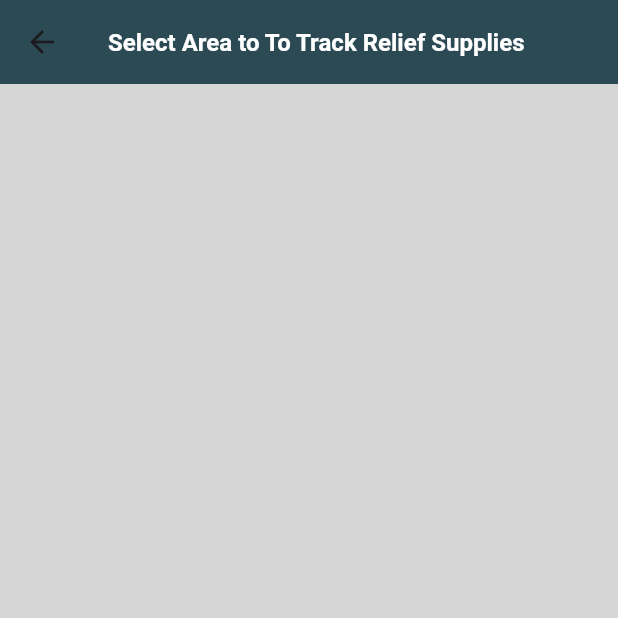
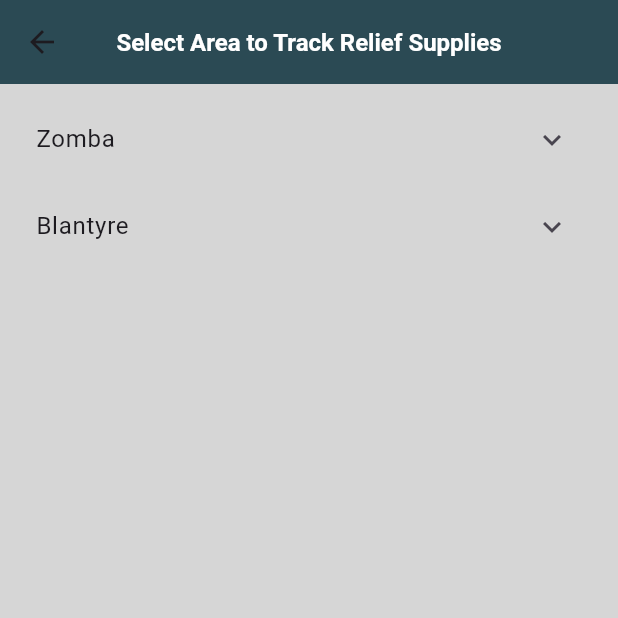
Before and after one commit to GiftChrisJava/weatherapp, a Flutter app: the TrackReliefSupplies screen opened directly, on a phone screen of 412 x 824 dp, the top half of it. Run offline on Flutter 3.47's test engine with Material 3 defaults, Android fonts, the phone set to English and light mode, and no system bars; our stand-ins replace flick_video_player, flutter_local_notifications, geocoding, geolocator, lottie, video_player.

Commit message:
relief data added

```diff
--- a/lib/pages/relief_user/track_relief.dart
+++ b/lib/pages/relief_user/track_relief.dart
@@ -1,22 +1,150 @@
-// ignore_for_file: prefer_const_constructors
+import 'package:flutter/material.dart';
 
-import 'package:flutter/material.dart';
+class Stat {
+  final int id;
+  final String type;
+  final int sent;
+  final int given;
+  final int remaining;
+  final int needed;
+
+  Stat({
+    required this.id,
+    required this.type,
+    required this.sent,
+    required this.given,
+    required this.remaining,
+    required this.needed,
+  });
+}
+
+class Supply {
+  final int id;
+  final String reliefSupplied;
+  final List<Stat> stats;
+
+  Supply({
+    required this.id,
+    required this.reliefSupplied,
+    required this.stats,
+  });
+}
+
+class Area {
+  final int id;
+  final String areaName;
+  final List<Supply> supplies;
+
+  Area({
+    required this.id,
+    required this.areaName,
+    required this.supplies,
+  });
+}
+
+class District {
+  final int id;
+  final String districtName;
+  final List<Area> areas;
+
+  District({
+    required this.id,
+    required this.districtName,
+    required this.areas,
+  });
+}
 
 class TrackReliefSupplies extends StatefulWidget {
   const TrackReliefSupplies({super.key});
 
   @override
-  State<TrackReliefSupplies> createState() => _MyWidgetState();
+  State<TrackReliefSupplies> createState() => _TrackReliefSuppliesState();
 }
 
-class _MyWidgetState extends State<TrackReliefSupplies> {
+class _TrackReliefSuppliesState extends State<TrackReliefSupplies> {
+  // Create a list of districts with their respective areas and supplies
+  final List<District> districts = [
+    District(
+      id: 1,
+      districtName: "Zomba",
+      areas: [
+        Area(
+          id: 1,
+          areaName: "Chinamwali",
+          supplies: [
+            Supply(
+              id: 1,
+              reliefSupplied: "Food",
+              stats: [
+                Stat(
+                  id: 1,
+                  type: "Maize",
+                  sent: 200,
+                  given: 150,
+                  remaining: 50,
+                  needed: 0,
+                ),
+              ],
+            ),
+          ],
+        ),
+      ],
+    ),
+    District(
+      id: 2,
+      districtName: "Blantyre",
+      areas: [
+        Area(
+          id: 1,
+          areaName: "Ndirande",
+          supplies: [
+            Supply(
+              id: 1,
+              reliefSupplied: "Food",
+              stats: [
+                Stat(
+                  id: 1,
+                  type: "Maize",
+                  sent: 100,
+                  given: 100,
+                  remaining: 0,
+                  needed: 0,
+                ),
+              ],
+            ),
+          ],
+        ),
+        Area(
+          id: 2,
+          areaName: "Ndirande",
+          supplies: [
+            Supply(
+              id: 2,
+              reliefSupplied: "Beddings",
+              stats: [
+                Stat(
+                  id: 1,
+                  type: "Blankets",
+                  sent: 50,
+                  given: 50,
+                  remaining: 0,
+                  needed: 0,
+                ),
+              ],
+            ),
+          ],
+        ),
+      ],
+    ),
+  ];
+
   @override
   Widget build(BuildContext context) {
     return Scaffold(
       appBar: AppBar(
         backgroundColor: Color(0xFF2B4A54),
         title: Text(
-          "Select Area to To Track Relief Supplies",
+          "Select Area to Track Relief Supplies",
           style: TextStyle(
               fontSize: 16, fontWeight: FontWeight.bold, color: Colors.white),
         ),
@@ -28,10 +156,33 @@ class _MyWidgetState extends State<TrackReliefSupplies> {
           padding: const EdgeInsets.all(8.0),
           child: Column(
             crossAxisAlignment: CrossAxisAlignment.stretch,
-            children: [],
+            children: districts.map((district) {
+              return ExpansionTile(
+                title: Text(district.districtName),
+                children: district.areas.map((area) {
+                  return ListTile(
+                    title: Text(area.areaName),
+                    subtitle: Column(
+                      crossAxisAlignment: CrossAxisAlignment.start,
+                      children: area.supplies.map((supply) {
+                        return Text(
+                          "${supply.reliefSupplied} - ${supply.stats.map((stat) {
+                            return "${stat.type}: Sent ${stat.sent}, Given ${stat.given}, Remaining ${stat.remaining}, Needed ${stat.needed}";
+                          }).join(', ')}",
+                        );
+                      }).toList(),
+                    ),
+                  );
+                }).toList(),
+              );
+            }).toList(),
           ),
         ),
       ),
     );
   }
 }
+
+void main() {
+  runApp(MaterialApp(home: TrackReliefSupplies()));
+}
```
